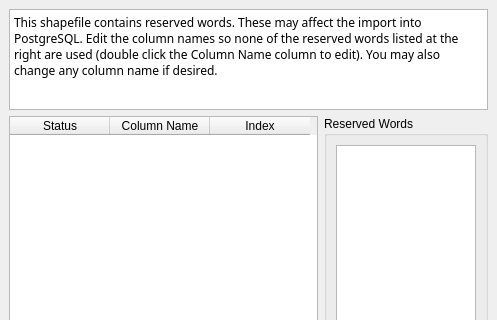
First picture: the form in src/plugins/spit/qgseditreservedwordsbase.ui, repository kadas-albireo/kadas-albireo, before the edit; both pictures show x 0 to 497 and y 0 to 320 of the 497 by 468 pixel window.
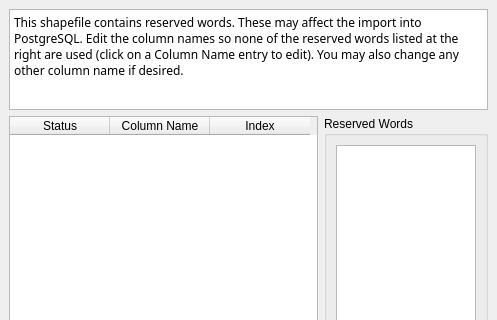
Second picture: the form after the edit.

Commit message: Implement more intuitive editing of column names that are reserved words. Turn off debugging that caused all column names to be flagged as reserved words

The edit to the form file:
```diff
--- a/src/plugins/spit/qgseditreservedwordsbase.ui
+++ b/src/plugins/spit/qgseditreservedwordsbase.ui
@@ -147,7 +147,7 @@
       <bool>true</bool>
      </property>
      <property name="html" >
-      <string>&lt;html>&lt;head>&lt;meta name="qrichtext" content="1" />&lt;/head>&lt;body style=" white-space: pre-wrap; font-family:Sans Serif; font-size:9pt; font-weight:400; font-style:normal; text-decoration:none;">&lt;p style=" margin-top:0px; margin-bottom:0px; margin-left:0px; margin-right:0px; -qt-block-indent:0; text-indent:0px;">This shapefile contains reserved words. These may affect the import into PostgreSQL. Edit the column names so none of the reserved words listed at the right are used (double click the Column Name column to edit). You may also change any column name if desired.&lt;/p>&lt;/body>&lt;/html></string>
+      <string>&lt;html>&lt;head>&lt;meta name="qrichtext" content="1" />&lt;/head>&lt;body style=" white-space: pre-wrap; font-family:Sans Serif; font-size:9pt; font-weight:400; font-style:normal; text-decoration:none;">&lt;p style=" margin-top:0px; margin-bottom:0px; margin-left:0px; margin-right:0px; -qt-block-indent:0; text-indent:0px;">This shapefile contains reserved words. These may affect the import into PostgreSQL. Edit the column names so none of the reserved words listed at the right are used (click on a Column Name entry to edit). You may also change any other column name if desired.&lt;/p>&lt;/body>&lt;/html></string>
      </property>
     </widget>
    </item>
```
The commit also changes 2 other files.
